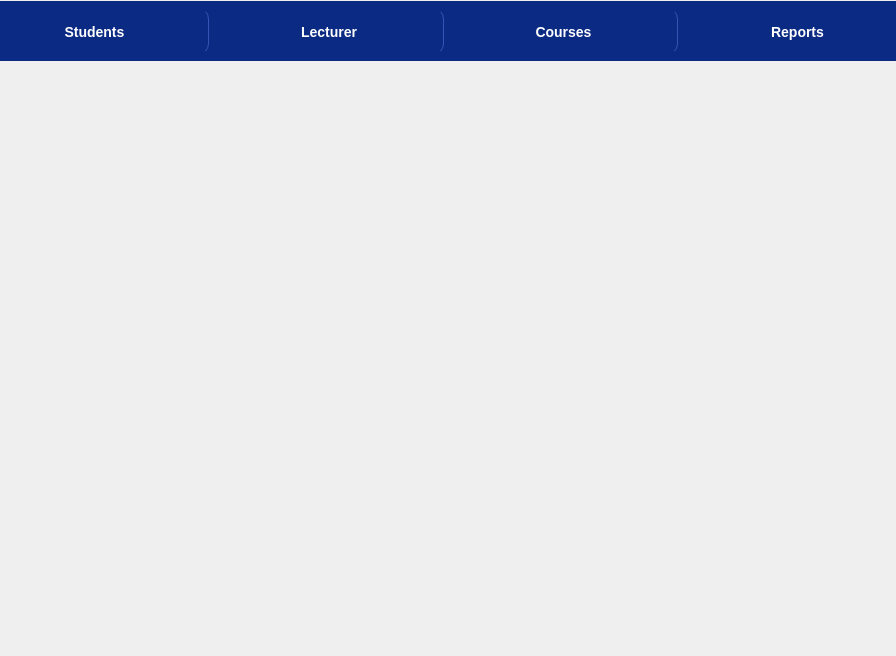
mariiamahmd/Student-Grades-Checker, file gui/instructor.ui: the form before one commit.
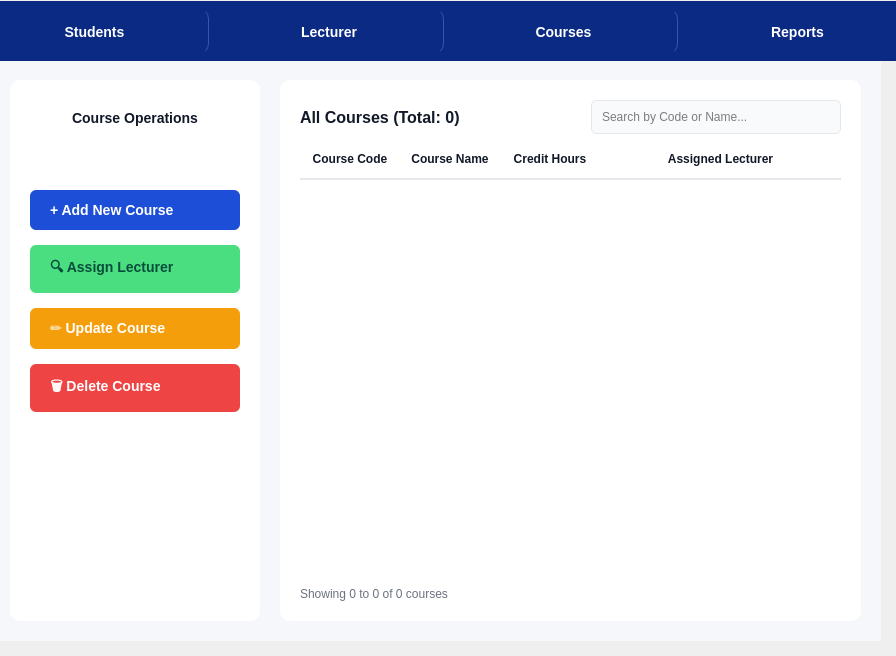
The form after the commit. The open tabs and pages were chosen to show the change.

Commit message: implement Courses Page UI

What changed in the file:
```diff
--- a/gui/instructor.ui
+++ b/gui/instructor.ui
@@ -38,7 +38,313 @@
     <number>2</number>
    </property>
    <widget class="QWidget" name="Studentpage"/>
-   <widget class="QWidget" name="CoursesPage"/>
+   <widget class="QWidget" name="CoursesPage">
+    <property name="styleSheet">
+     <string>QWidget#CoursesPage { background-color: #f5f7fb; }</string>
+    </property>
+    <layout class="QHBoxLayout" name="horizontalLayout_Main_Courses">
+     <property name="spacing">
+      <number>20</number>
+     </property>
+     <property name="leftMargin">
+      <number>20</number>
+     </property>
+     <property name="topMargin">
+      <number>20</number>
+     </property>
+     <property name="rightMargin">
+      <number>20</number>
+     </property>
+     <property name="bottomMargin">
+      <number>20</number>
+     </property>
+     <item>
+      <widget class="QFrame" name="frame_Operations">
+       <property name="minimumSize">
+        <size>
+         <width>250</width>
+         <height>0</height>
+        </size>
+       </property>
+       <property name="maximumSize">
+        <size>
+         <width>250</width>
+         <height>16777215</height>
+        </size>
+       </property>
+       <property name="styleSheet">
+        <string>
+         QFrame#frame_Operations {
+             background-color: white;
+             border-radius: 10px;
+         }
+         QPushButton {
+             color: white;
+             font-weight: bold;
+             font-size: 14px;
+             border-radius: 6px;
+             padding: 12px;
+             text-align: left;
+             padding-left: 20px;
+         }
+         QPushButton#btn_addCourse { background-color: #1d4ed8; }
+         QPushButton#btn_addCourse:hover { background-color: #1e40af; }
+         
+         QPushButton#btn_assignLecturer { background-color: #4ade80; color: #064e3b; }
+         QPushButton#btn_assignLecturer:hover { background-color: #22c55e; }
+         
+         QPushButton#btn_updateCourse { background-color: #f59e0b; }
+         QPushButton#btn_updateCourse:hover { background-color: #d97706; }
+         
+         QPushButton#btn_deleteCourse { background-color: #ef4444; }
+         QPushButton#btn_deleteCourse:hover { background-color: #dc2626; }
+        </string>
+       </property>
+       <layout class="QVBoxLayout" name="verticalLayout_Ops">
+        <property name="spacing">
+         <number>15</number>
+        </property>
+        <property name="leftMargin">
+         <number>20</number>
+        </property>
+        <property name="topMargin">
+         <number>30</number>
+        </property>
+        <property name="rightMargin">
+         <number>20</number>
+        </property>
+        <item>
+         <widget class="QLabel" name="label_OpsTitle">
+          <property name="styleSheet">
+           <string>font-weight: bold; font-size: 14px; color: #111827;</string>
+          </property>
+          <property name="text">
+           <string>Course Operations</string>
+          </property>
+          <property name="alignment">
+           <set>Qt::AlignmentFlag::AlignCenter</set>
+          </property>
+         </widget>
+        </item>
+        <item>
+         <spacer name="verticalSpacer_small">
+          <property name="orientation">
+           <enum>Qt::Orientation::Vertical</enum>
+          </property>
+          <property name="sizeHint" stdset="0">
+           <size>
+            <width>20</width>
+            <height>10</height>
+           </size>
+          </property>
+         </spacer>
+        </item>
+        <item>
+         <widget class="QPushButton" name="btn_addCourse">
+          <property name="text">
+           <string>+ Add New Course</string>
+          </property>
+         </widget>
+        </item>
+        <item>
+         <widget class="QPushButton" name="btn_assignLecturer">
+          <property name="text">
+           <string>🔍 Assign Lecturer</string>
+          </property>
+         </widget>
+        </item>
+        <item>
+         <widget class="QPushButton" name="btn_updateCourse">
+          <property name="text">
+           <string>✏️ Update Course</string>
+          </property>
+         </widget>
+        </item>
+        <item>
+         <widget class="QPushButton" name="btn_deleteCourse">
+          <property name="text">
+           <string>🗑️ Delete Course</string>
+          </property>
+         </widget>
+        </item>
+        <item>
+         <spacer name="verticalSpacer_large">
+          <property name="orientation">
+           <enum>Qt::Orientation::Vertical</enum>
+          </property>
+          <property name="sizeHint" stdset="0">
+           <size>
+            <width>20</width>
+            <height>200</height>
+           </size>
+          </property>
+         </spacer>
+        </item>
+       </layout>
+      </widget>
+     </item>
+     <item>
+      <widget class="QFrame" name="frame_Data">
+       <property name="styleSheet">
+        <string>
+         QFrame#frame_Data {
+             background-color: white;
+             border-radius: 10px;
+         }
+         QLineEdit {
+             padding: 8px;
+             border: 1px solid #e5e7eb;
+             border-radius: 5px;
+             background-color: #f9fafb;
+         }
+        </string>
+       </property>
+       <layout class="QVBoxLayout" name="verticalLayout_Data">
+        <property name="leftMargin">
+         <number>20</number>
+        </property>
+        <property name="topMargin">
+         <number>20</number>
+        </property>
+        <property name="rightMargin">
+         <number>20</number>
+        </property>
+        <property name="bottomMargin">
+         <number>20</number>
+        </property>
+        <item>
+         <layout class="QHBoxLayout" name="horizontalLayout_TopBar">
+          <item>
+           <widget class="QLabel" name="label_TableTitle">
+            <property name="styleSheet">
+             <string>font-weight: bold; font-size: 16px; color: #111827;</string>
+            </property>
+            <property name="text">
+             <string>All Courses (Total: 0)</string>
+            </property>
+           </widget>
+          </item>
+          <item>
+           <spacer name="horizontalSpacer_TitleSearch">
+            <property name="orientation">
+             <enum>Qt::Orientation::Horizontal</enum>
+            </property>
+            <property name="sizeHint" stdset="0">
+             <size>
+              <width>0</width>
+              <height>0</height>
+             </size>
+            </property>
+           </spacer>
+          </item>
+          <item>
+           <widget class="QLineEdit" name="lineEdit_Search">
+            <property name="minimumSize">
+             <size>
+              <width>250</width>
+              <height>0</height>
+             </size>
+            </property>
+            <property name="placeholderText">
+             <string>Search by Code or Name...</string>
+            </property>
+           </widget>
+          </item>
+         </layout>
+        </item>
+        <item>
+         <widget class="QTableWidget" name="coursesTable">
+          <property name="styleSheet">
+           <string>
+            QTableWidget {
+                border: none;
+                gridline-color: #f3f4f6;
+                font-size: 13px;
+                color: #374151;
+            }
+            QHeaderView::section {
+                background-color: white;
+                color: #111827;
+                font-weight: bold;
+                padding: 10px;
+                border: none;
+                border-bottom: 2px solid #e5e7eb;
+            }
+            QTableWidget::item {
+                padding: 5px;
+                border-bottom: 1px solid #f3f4f6;
+            }
+           </string>
+          </property>
+          <property name="alternatingRowColors">
+           <bool>false</bool>
+          </property>
+          <property name="selectionBehavior">
+           <enum>QAbstractItemView::SelectionBehavior::SelectRows</enum>
+          </property>
+          <property name="showGrid">
+           <bool>false</bool>
+          </property>
+          <attribute name="horizontalHeaderStretchLastSection">
+           <bool>true</bool>
+          </attribute>
+          <attribute name="verticalHeaderVisible">
+           <bool>false</bool>
+          </attribute>
+          <column>
+           <property name="text">
+            <string>Course Code</string>
+           </property>
+          </column>
+          <column>
+           <property name="text">
+            <string>Course Name</string>
+           </property>
+          </column>
+          <column>
+           <property name="text">
+            <string>Credit Hours</string>
+           </property>
+          </column>
+          <column>
+           <property name="text">
+            <string>Assigned Lecturer</string>
+           </property>
+          </column>
+         </widget>
+        </item>
+        <item>
+         <layout class="QHBoxLayout" name="horizontalLayout_BottomBar">
+          <item>
+           <widget class="QLabel" name="label_Showing">
+            <property name="styleSheet">
+             <string>color: #6b7280; font-size: 12px;</string>
+            </property>
+            <property name="text">
+             <string>Showing 0 to 0 of 0 courses</string>
+            </property>
+           </widget>
+          </item>
+          <item>
+           <spacer name="horizontalSpacer_Pagination">
+            <property name="orientation">
+             <enum>Qt::Orientation::Horizontal</enum>
+            </property>
+            <property name="sizeHint" stdset="0">
+             <size>
+              <width>0</width>
+              <height>0</height>
+             </size>
+            </property>
+           </spacer>
+          </item>
+         </layout>
+        </item>
+       </layout>
+      </widget>
+     </item>
+    </layout>
+   </widget>
    <widget class="QWidget" name="ReportsPage">
     <property name="styleSheet">
      <string notr="true">QWidget{
```
Left out of the diff: 2 changed lines with no effect on the pictures. The commit also changes 11 other files.
